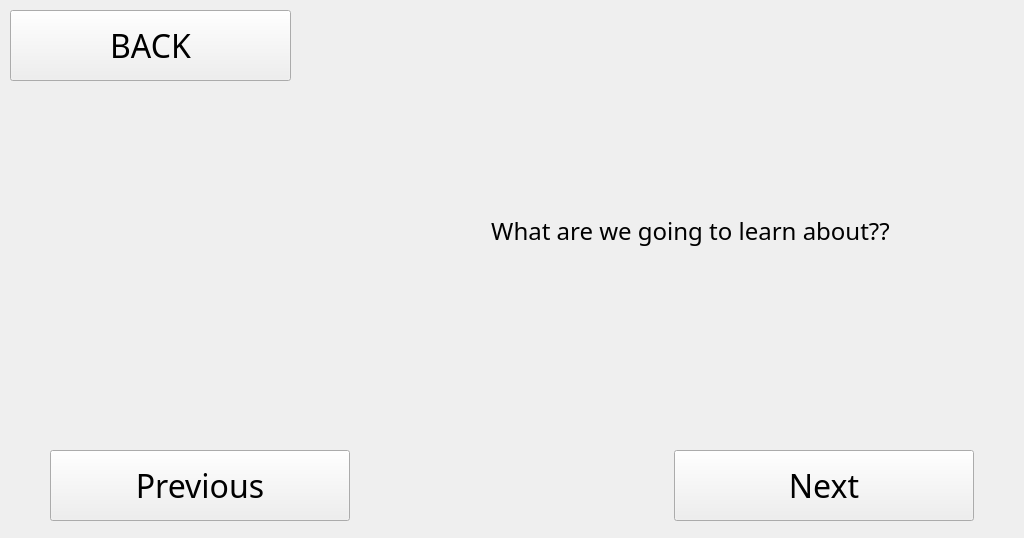
Old version of the form QtDesignerFiles/how_pollute.ui in the repository hayrayl/AquaQuestSoftware.
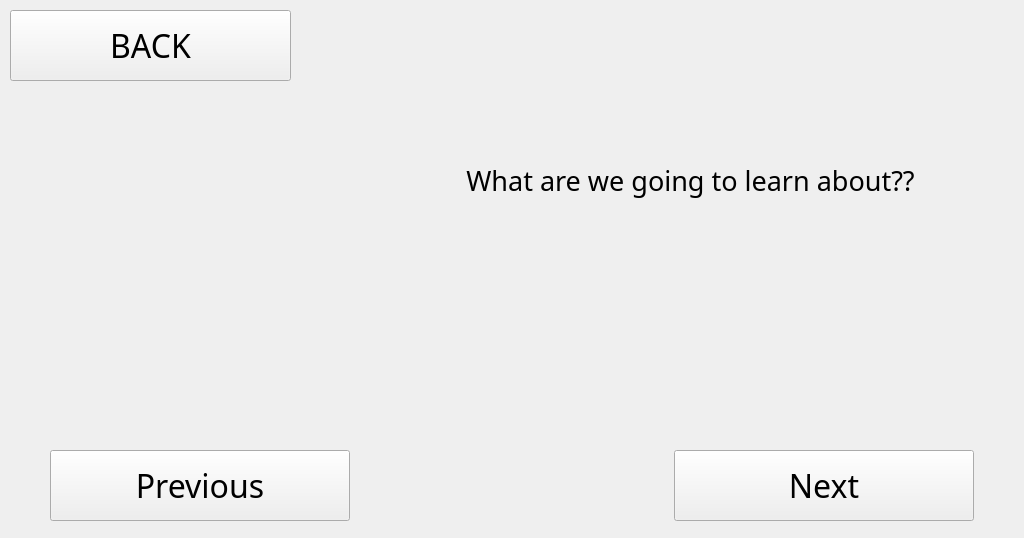
New version of the form.

Commit message: analysis section

```diff
--- a/QtDesignerFiles/how_pollute.ui
+++ b/QtDesignerFiles/how_pollute.ui
@@ -148,7 +148,7 @@
    <property name="geometry">
     <rect>
      <x>410</x>
-     <y>70</y>
+     <y>20</y>
      <width>561</width>
      <height>321</height>
     </rect>
@@ -156,7 +156,7 @@
    <property name="font">
     <font>
      <family>Cooper Black</family>
-     <pointsize>18</pointsize>
+     <pointsize>20</pointsize>
      <weight>50</weight>
      <bold>false</bold>
     </font>
```
The commit also changes 2 other files.
